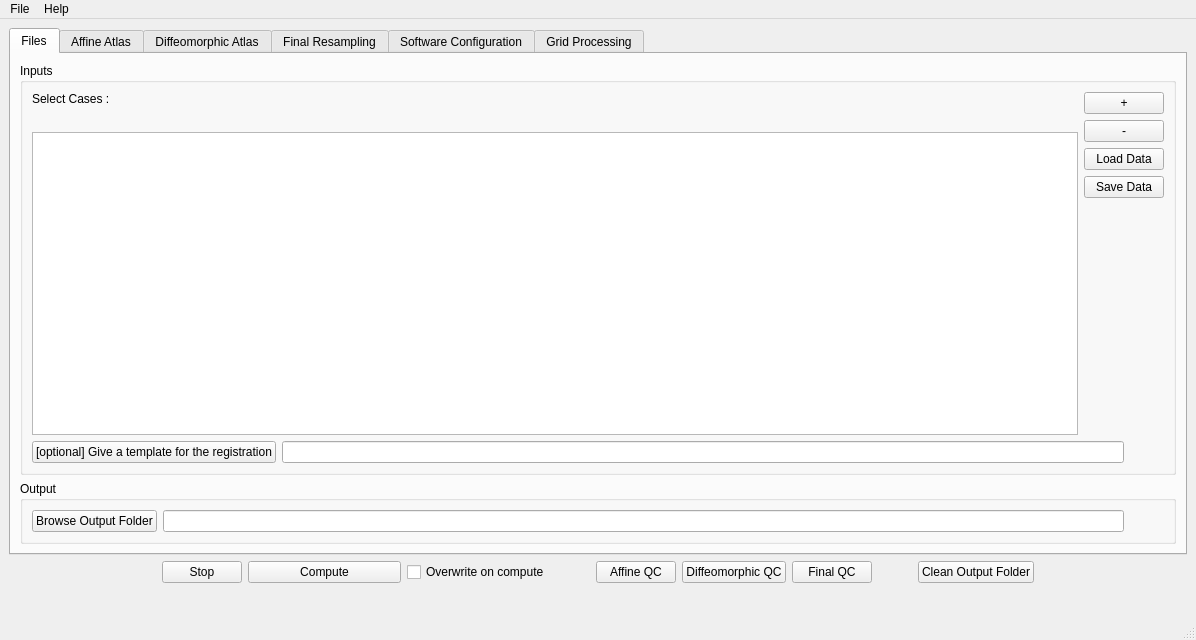
adrienkaiser/DTIAtlasBuilder, file GUIwindow.ui: the form before one commit.
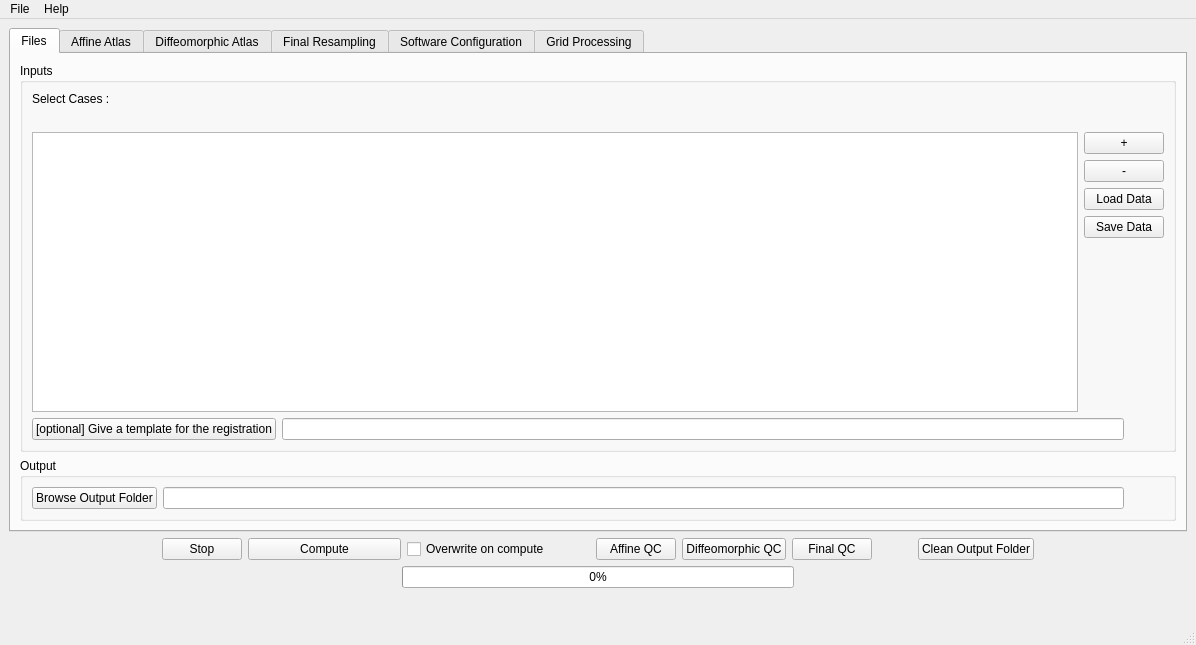
The form after the commit. Icons and pictures are not drawn.

Commit message: ENH: Add progress bar behaving like a busy indicator to show processing running

What changed in the file:
```diff
--- a/GUIwindow.ui
+++ b/GUIwindow.ui
@@ -7,7 +7,7 @@
     <x>0</x>
     <y>0</y>
     <width>1196</width>
-    <height>640</height>
+    <height>645</height>
    </rect>
   </property>
   <property name="windowTitle">
@@ -47,9 +47,7 @@
           </property>
           <layout class="QVBoxLayout" name="verticalLayout_7">
            <item>
-            <layout class="QHBoxLayout" name="SelectCaseshorizontalLayout">
-             <item>
-              <layout class="QVBoxLayout" name="verticalLayout_3">
+            <layout class="QVBoxLayout" name="verticalLayout_17">
                <item>
                 <widget class="QLabel" name="label_15">
                  <property name="text">
@@ -64,6 +62,10 @@
                  </property>
                 </widget>
                </item>
+            </layout>
+           </item>
+           <item>
+            <layout class="QHBoxLayout" name="SelectCaseshorizontalLayout">
                <item>
                 <widget class="QListWidget" name="CaseListWidget">
                  <property name="dragDropMode">
@@ -89,8 +91,6 @@
                  </property>
                 </widget>
                </item>
-              </layout>
-             </item>
              <item>
               <layout class="QVBoxLayout" name="verticalLayout_2">
                <item>
@@ -1694,6 +1694,46 @@
       </item>
      </layout>
     </item>
+    <item>
+     <layout class="QHBoxLayout" name="horizontalLayout_15">
+      <item>
+       <spacer name="horizontalSpacer_18">
+        <property name="orientation">
+         <enum>Qt::Horizontal</enum>
+        </property>
+        <property name="sizeHint" stdset="0">
+         <size>
+          <width>40</width>
+          <height>20</height>
+         </size>
+        </property>
+       </spacer>
+      </item>
+      <item>
+       <widget class="QProgressBar" name="progressBar">
+        <property name="maximum">
+         <number>100</number>
+        </property>
+        <property name="value">
+         <number>0</number>
+        </property>
+       </widget>
+      </item>
+      <item>
+       <spacer name="horizontalSpacer_19">
+        <property name="orientation">
+         <enum>Qt::Horizontal</enum>
+        </property>
+        <property name="sizeHint" stdset="0">
+         <size>
+          <width>40</width>
+          <height>20</height>
+         </size>
+        </property>
+       </spacer>
+      </item>
+     </layout>
+    </item>
     <item>
      <layout class="QHBoxLayout" name="horizontalLayout_11">
       <item>
```
Left out of the diff: 3 changed lines with no effect on the pictures. Lines whose indentation alone changed are shown as unchanged. The commit also changes 1 other file.
